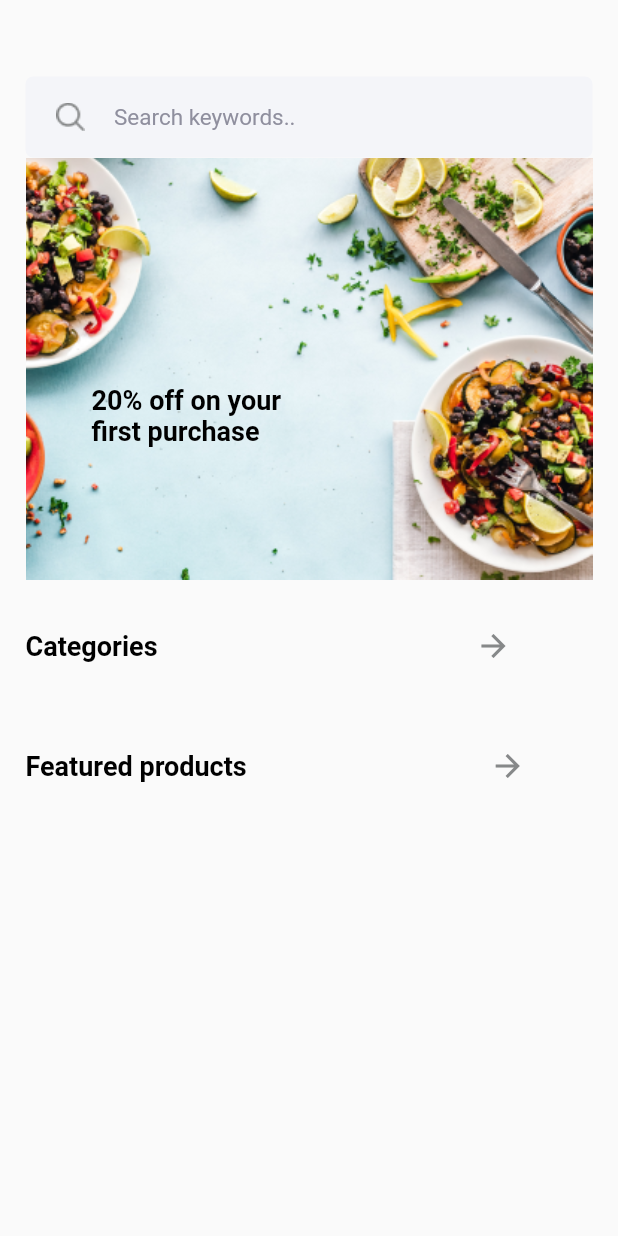
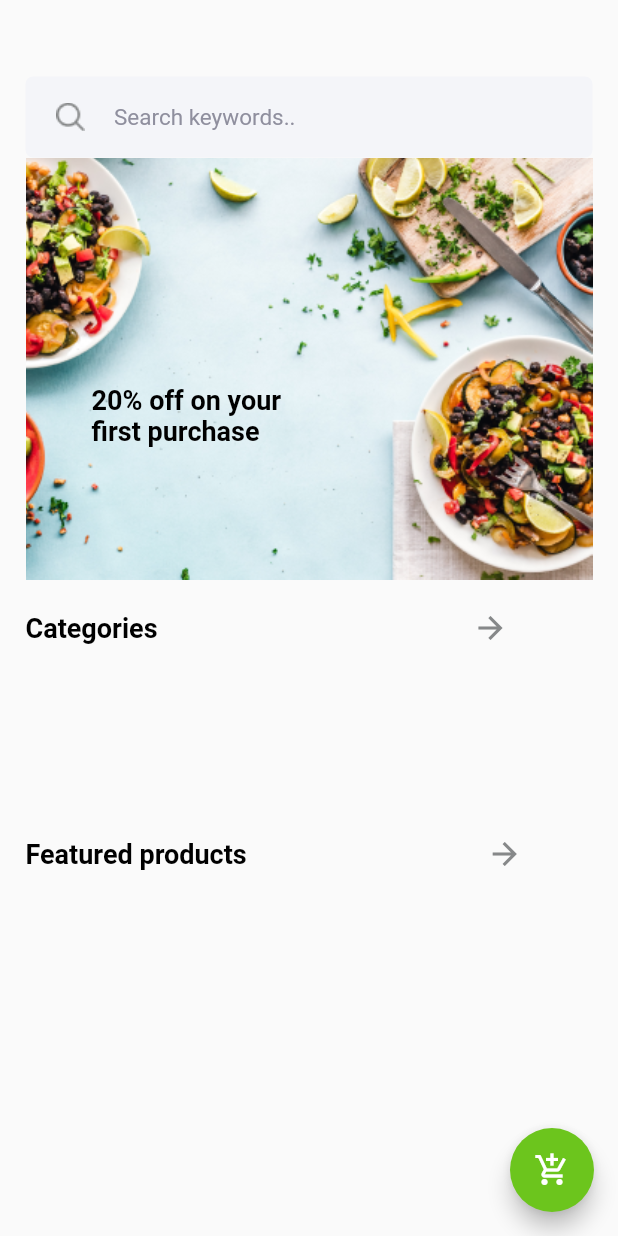
Before and after one commit to hamxamehboob/Ecommerce-App, a Flutter app: the HomeScreen screen opened directly, on a phone screen of 412 x 824 dp. Run offline on Flutter 3.47's test engine with Material 2 defaults, Android fonts, the phone set to English and light mode, and no system bars; accounts and stored records are empty; network calls fail; Roboto replaces fonts that are missing (Poppins).

```diff
--- a/lib/Screens/Home_Screen.dart
+++ b/lib/Screens/Home_Screen.dart
@@ -4,7 +4,9 @@ import 'package:ecommerce_app/Screens/loginScreen.dart';
 import 'package:flutter/material.dart';
 import 'package:http/http.dart' as http;
 
-import '../APIS/All_Categories.dart';
+
+import '../Models/All_Categories.dart';
+import '../Models/loginResponse.dart';
 
 class HomeScreen extends StatefulWidget {
   const HomeScreen({Key? key}) : super(key: key);
@@ -15,28 +17,21 @@ class HomeScreen extends StatefulWidget {
 
 class _HomeScreenState extends State<HomeScreen> {
   List<AllCategoriesData>? categories;
-  bool isLoading = false;
   String? error;
+  bool isloading = false;
+  LoginData? loginData;
 
-  final String url = "http://ishaqhassan.com:2000/product";
-
-  CallApi() async {
-    var uri = Uri.parse(url);
-    try {
-      var response = await http.get(uri);
-      var ResponseSTR = response.body;
-      setState(() {
-       var categories = AllCategoriesResponse.fromJson(jsonDecode(response.body) as Map<String,dynamic>);
-
-      });
-    } catch (e) {}
-  }
 
   @override
   Widget build(BuildContext context) {
     return Scaffold(
+      resizeToAvoidBottomInset: false,
+      floatingActionButton: FloatingActionButton(
+        backgroundColor: Color(0xFF6CC51D), onPressed: () {  },
+        child: Icon(Icons.add_shopping_cart_outlined),
+      ),
       body: Padding(
-        padding: const EdgeInsets.only(left: 17, right: 17),
+        padding:  EdgeInsets.only(left: 17, right: 17),
         child: Column(
           children: [
             Padding(
@@ -93,29 +88,20 @@ class _HomeScreenState extends State<HomeScreen> {
                       fontWeight: FontWeight.w600),
                 ),
                 Padding(
-                  padding: const EdgeInsets.only(left: 200),
-                  child: IconButton(
-                    icon: const Icon(
-                      Icons.arrow_forward,
-                      color: Color(0xFF868889),
-                    ),
-                    onPressed: () => Navigator.of(context)
-                        .push(MaterialPageRoute(builder: (_) => const login())),
-                  ),
+                  padding: const EdgeInsets.only(left: 210),
+                  child: Icon(Icons.arrow_forward,color: Color(0xFF868889),)
                 ),
               ],
             ),
+            SizedBox(height: 127,),
             if(categories!=null)
             Expanded(
-              child: ListView.builder(
-                scrollDirection: Axis.horizontal,
-                  itemCount: categories!.length,
-                  itemBuilder: (_, index) => ListTile(
-                        title: Text(categories![index].title ?? ""),
-                    leading: Image.network(categories![index].icon ?? ""),
-                      )),
+              child: ListView.builder(itemBuilder:(_,index) =>  ListTile(
+                title: Text(categories![index].title ?? ""),
+                leading: Image.network(categories![index].icon ?? ""),
+              ) ,itemCount: categories!.length,)
             ),
-            const SizedBox(height: 32),
+              SizedBox(),
             Row(
               children: [
                 const Text(
@@ -126,15 +112,8 @@ class _HomeScreenState extends State<HomeScreen> {
                       fontWeight: FontWeight.w600),
                 ),
                 Padding(
-                  padding: const EdgeInsets.only(left: 150),
-                  child: IconButton(
-                    icon: const Icon(
-                      Icons.arrow_forward,
-                      color: Color(0xFF868889),
-                    ),
-                    onPressed: () => Navigator.of(context)
-                        .push(MaterialPageRoute(builder: (_) => const login())),
-                  ),
+                  padding: const EdgeInsets.only(left: 160),
+                  child: Icon(Icons.arrow_forward,color: Color(0xFF868889),)
                 ),
               ],
             ),
@@ -143,4 +122,23 @@ class _HomeScreenState extends State<HomeScreen> {
       ),
     );
   }
+  Future<void> getAllCategories() async {
+    var url = Uri.parse('http://ishaqhassan.com:2000/category');
+    setState(() {
+      isloading = true;
+    });
+    try {
+      var response = await http.get(url,
+          headers: {"Authorization": "Bearer ${loginData?.accessToken}"});
+      var responseJSON = AllCategoriesResponse.fromJson(jsonDecode(response.body));
+      setState(() {
+        categories = responseJSON.data;
+      });
+    } catch (e) {
+      error = e.toString();
+    }
+    setState(() {
+      isloading = false;
+    });
+  }
 }
--- a/pubspec.yaml
+++ b/pubspec.yaml
@@ -34,7 +34,7 @@ dependencies:
   # The following adds the Cupertino Icons font to your application.
   # Use with the CupertinoIcons class for iOS style icons.
   cupertino_icons: ^1.0.2
-  http: ^0.13.4
+  http: ^0.13.5
 
 dev_dependencies:
   flutter_test:
```
Also changed, not shown: lib/Models/loginResponse.dart (renamed from lib/APIS/loginResponse.dart, +5 -5 lines), lib/Screens/loginScreen.dart (+102 -34 lines), lib/Models/All_Categories.dart (renamed from lib/APIS/All_Categories.dart), pubspec.lock.
